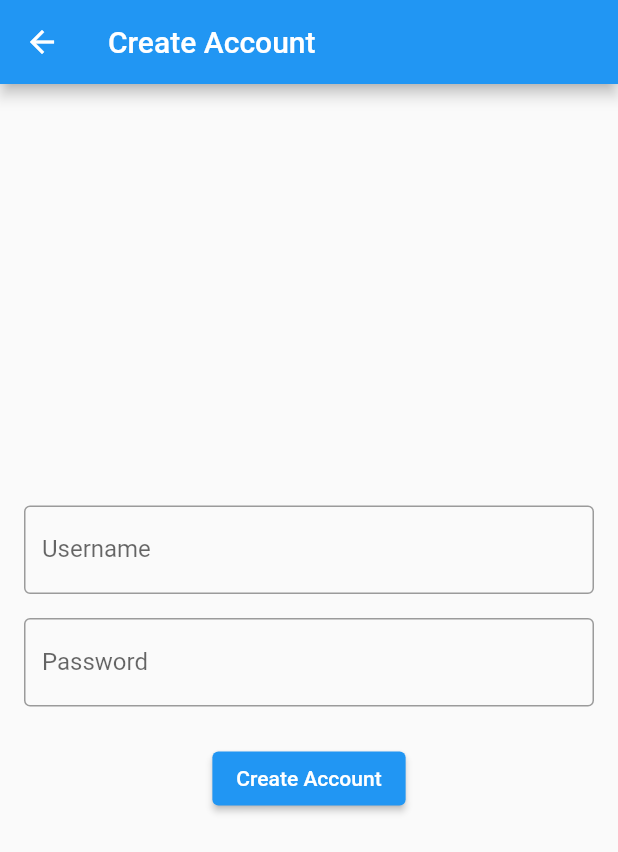
After one commit to neutronstudent/BusME, a Flutter app: the screen it shows after launch, after a tap on "Create Account", on a phone screen of 412 x 824 dp. The commit adds this screen. Shown: the top 852 px of the screen. Run offline on Flutter 3.47's test engine with Material 2 defaults, Android fonts, the phone set to English and light mode, and no system bars; our stand-ins replace flutter_map, google_maps_flutter, latlong2; missing offline and left inert: flutter_map_location_marker.

Commit message:
Added create account view

```diff
--- a/application/bus_me/lib/controllers/login_controller.dart
+++ b/application/bus_me/lib/controllers/login_controller.dart
@@ -20,4 +20,8 @@ class LoginController implements Observer
       await _authModel.loginUser(notification.parameters["username"], notification.parameters["password"]);
     }
   }
+
+  Future<bool> createAccount(String username, String password) async {
+    return await _authModel.createAccount(username, password);
+  }
 }
--- a/application/bus_me/lib/models/auth_model.dart
+++ b/application/bus_me/lib/models/auth_model.dart
@@ -17,6 +17,7 @@ abstract class AuthModel extends Observable
   int? getUserId();
   bool isLoggedIn();
   Future<int> loginUser(String username, String password);
+  Future<bool> createAccount(String username, String password);
 }
 
 
@@ -119,4 +120,14 @@ class BusMEAuth extends AuthModel {
     return _token != null && _token!.isNotEmpty;
   }
 
+  Future<bool> createAccount(String username, String password) async {
+    //TODO
+    // Check if the username exists
+    // If username exists return false
+    // Otherwise create account and return true
+
+    return true;
+  }
+
+
 }
--- /dev/null
+++ b/application/bus_me/lib/views/create_account_screen.dart
@@ -0,0 +1,100 @@
+import 'package:flutter/material.dart';
+import 'package:bus_me/models/auth_model.dart';
+import 'package:bus_me/controllers/login_controller.dart';
+
+class CreateAccountScreen extends StatefulWidget {
+  final AuthModel BusMEAuth;
+  final LoginController loginController;
+
+  CreateAccountScreen({required this.BusMEAuth, required this.loginController});
+
+  @override
+  _CreateAccountScreenState createState() => _CreateAccountScreenState();
+}
+
+class _CreateAccountScreenState extends State<CreateAccountScreen> {
+  final _usernameController = TextEditingController();
+  final _passwordController = TextEditingController();
+
+  @override
+  Widget build(BuildContext context) {
+    return Scaffold(
+      appBar: AppBar(
+        title: Text('Create Account'),
+      ),
+      body: Padding(
+        padding: const EdgeInsets.all(16.0),
+        child: Column(
+          mainAxisAlignment: MainAxisAlignment.center,
+          children: [
+            TextField(
+              controller: _usernameController,
+              decoration: InputDecoration(
+                labelText: 'Username',
+                border: OutlineInputBorder(),
+              ),
+            ),
+            SizedBox(height: 16),
+            TextField(
+              controller: _passwordController,
+              obscureText: true,
+              decoration: InputDecoration(
+                labelText: 'Password',
+                border: OutlineInputBorder(),
+              ),
+            ),
+            SizedBox(height: 24),
+            ElevatedButton(
+              onPressed: () async {
+                String username = _usernameController.text;
+                String password = _passwordController.text;
+
+                bool result = await widget.loginController.createAccount(username, password);
+
+                if (result) {
+                  showDialog(
+                    context: context,
+                    builder: (context) {
+                      return AlertDialog(
+                        title: Text("Success"),
+                        content: Text("Account created successfully."),
+                        actions: [
+                          TextButton(
+                            onPressed: () {
+                              Navigator.of(context).pop(); // Close the dialog
+                            },
+                            child: Text("OK"),
+                          ),
+                        ],
+                      );
+                    },
+                  );
+                } else {
+                  showDialog(
+                    context: context,
+                    builder: (context) {
+                      return AlertDialog(
+                        title: Text("Failed"),
+                        content: Text("Username already exists."),
+                        actions: [
+                          TextButton(
+                            onPressed: () {
+                              Navigator.of(context).pop(); // Close the dialog
+                            },
+                            child: Text("OK"),
+                          ),
+                        ],
+                      );
+                    },
+                  );
+                }
+
+              },
+              child: Text('Create Account'),
+            )
+          ],
+        ),
+      ),
+    );
+  }
+}
--- a/application/bus_me/lib/views/login.dart
+++ b/application/bus_me/lib/views/login.dart
@@ -4,6 +4,7 @@ import 'package:bus_me/views/admin_view.dart';
 import 'package:bus_me/views/map_view.dart';
 import 'package:flutter/cupertino.dart';
 import 'package:flutter/material.dart';
+import 'create_account_screen.dart';
 
 import '../controllers/login_controller.dart';
 
@@ -49,51 +50,33 @@ class _LoginScreenState extends State<LoginScreen> {
               ),
             ),
             SizedBox(height: 24.0),
-            ElevatedButton(
-              onPressed: () {
-                String username = _usernameController.text;
-                String password = _passwordController.text;
-
-                widget.loginController.notify(ObsSignal(
-                    "login", {"username": username, "password": password}),);
-
-                if (widget.BusMEAuth.isLoggedIn()) {
-                  if (username == "admin") {
-                    Navigator.push(context,
-                        MaterialPageRoute(builder: (context) => AdminView()));
-                  } else {
-                    Navigator.push(context,
-                        MaterialPageRoute(builder: (context) => MapView()));
-                  }
-                } else {
-                  // Create a popup alerting user that login attempt was unsuccessful
-                  showDialog(
-                    context: context,
-                    builder: (context) {
-                      return AlertDialog(
-                        title: Text("Login Failed"),
-                        content: Text("Invalid username or password."),
-                        actions: <Widget>[
-                          TextButton(
-                            onPressed: () {
-                              Navigator.of(context).pop();  // Close the dialog
-                            },
-                            child: Text("OK"),
-                          ),
-                        ],
-                      );
-                    },
-                  );
-                }
-              },
-
-              child: Text('Login'),
+            Row(  // This is the new Row widget
+              mainAxisAlignment: MainAxisAlignment.center, // Center the buttons
+              children: [
+                ElevatedButton(
+                  onPressed: () {
+                    // Your login logic here
+                  },
+                  child: Text('Login'),
+                ),
+                SizedBox(width: 20),  // Add space between the buttons
+                ElevatedButton(
+                  onPressed: () {
+                    Navigator.push(
+                      context,
+                      MaterialPageRoute(builder: (context) => CreateAccountScreen(loginController: widget.loginController, BusMEAuth: widget.BusMEAuth)),
+                    );
+                  },
+                  child: Text('Create Account'),
+                ),
+              ],
             ),
           ],
-        ),)
-      ,
+        ),
+      ),
     );
   }
+
 
   @override
   void dispose() {
```
